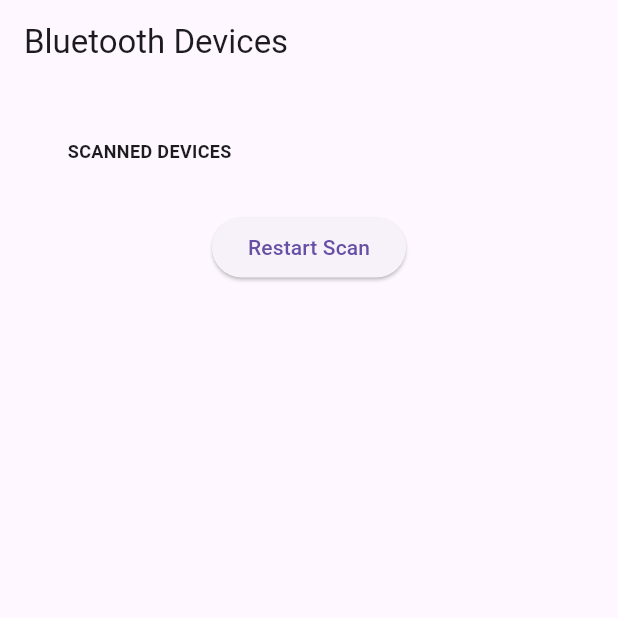
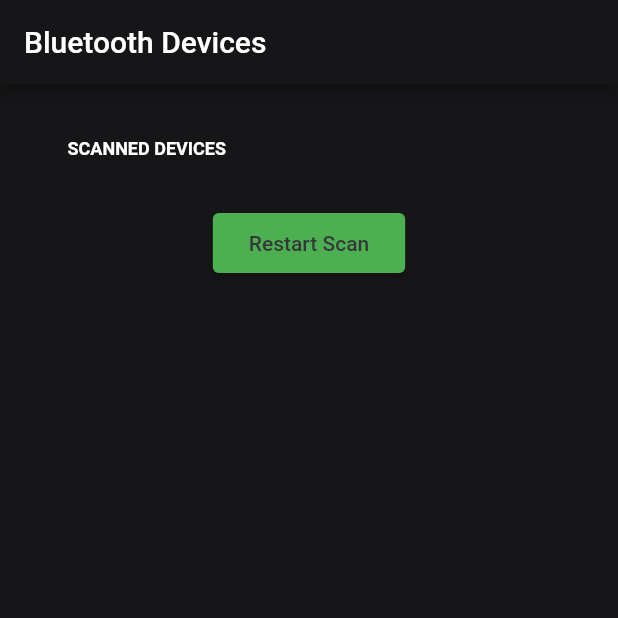
Before and after one commit to OpenEarable/open_earable_flutter, a Flutter app: the screen it shows after launch, on a phone screen of 412 x 824 dp, the top half of it. Run offline on Flutter 3.47's test engine with Material 3 defaults, Android fonts, the phone set to English and light mode, and no system bars; our stand-ins replace bloc, equatable, file_picker, flutter_bloc, flutter_colorpicker, logger and 3 more; missing offline and left inert: flutter_archive, mcumgr_flutter, universal_ble; accounts and stored records are empty.

Commit message:
fix colors in example app

```diff
--- a/example/lib/global_theme.dart
+++ b/example/lib/global_theme.dart
@@ -8,7 +8,7 @@ final ThemeData materialTheme = ThemeData(
     brightness: Brightness.dark,
     primary: Color.fromARGB(255, 54, 53, 59),
     onPrimary: Colors.white,
-    secondary: Color.fromARGB(255, 119, 242, 161),
+    secondary: Colors.green,
     onSecondary: Colors.white,
     error: Colors.red,
     onError: Colors.black,
@@ -18,8 +18,7 @@ final ThemeData materialTheme = ThemeData(
   elevatedButtonTheme: ElevatedButtonThemeData(
     style: ElevatedButton.styleFrom(
       foregroundColor: const Color.fromARGB(255, 54, 53, 59), // Text color
-      backgroundColor:
-          const Color.fromARGB(255, 119, 242, 161), // Background color
+      backgroundColor: Colors.green, // Background color
       padding: const EdgeInsets.symmetric(horizontal: 24, vertical: 12),
     ),
   ),
--- a/example/lib/main.dart
+++ b/example/lib/main.dart
@@ -1,6 +1,7 @@
 import 'dart:async';
 
 import 'package:open_earable_flutter/open_earable_flutter.dart';
+import 'package:example/global_theme.dart';
 import 'package:flutter/material.dart';
 import 'package:flutter/foundation.dart';
 import 'package:provider/provider.dart';
@@ -83,6 +84,7 @@ class MyAppState extends State<MyApp> {
     return ChangeNotifierProvider(
         create: (context) => FirmwareUpdateRequestProvider(),
         builder: (context, child) => MaterialApp(
+              theme: materialTheme,
               home: _materialApp(context),
             ));
   }
```
